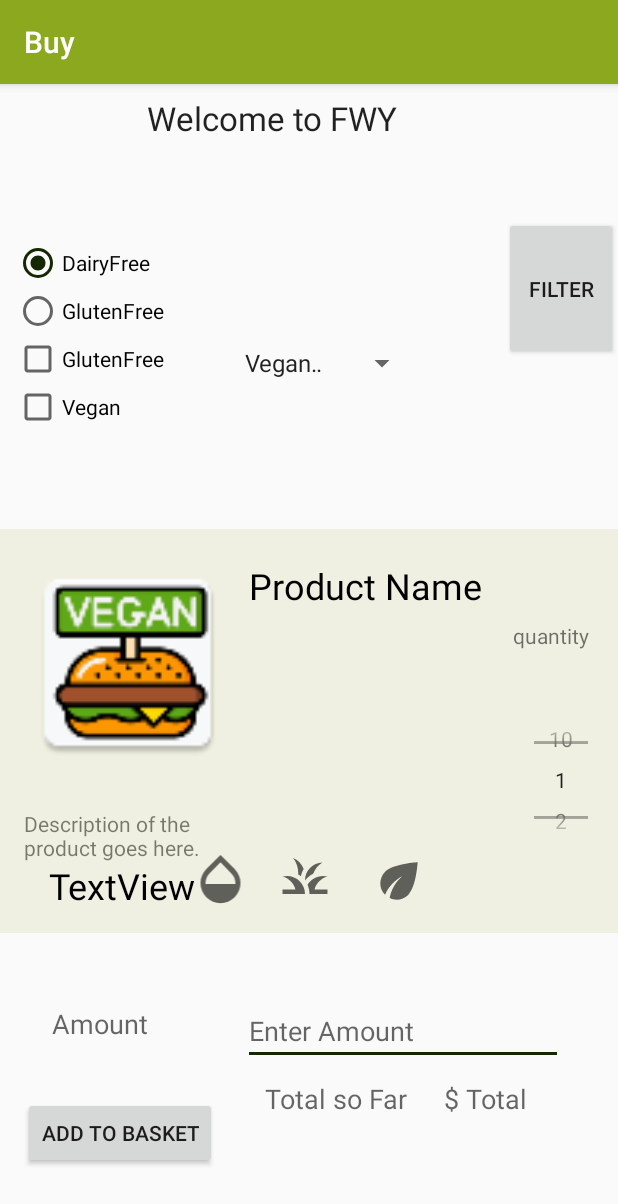
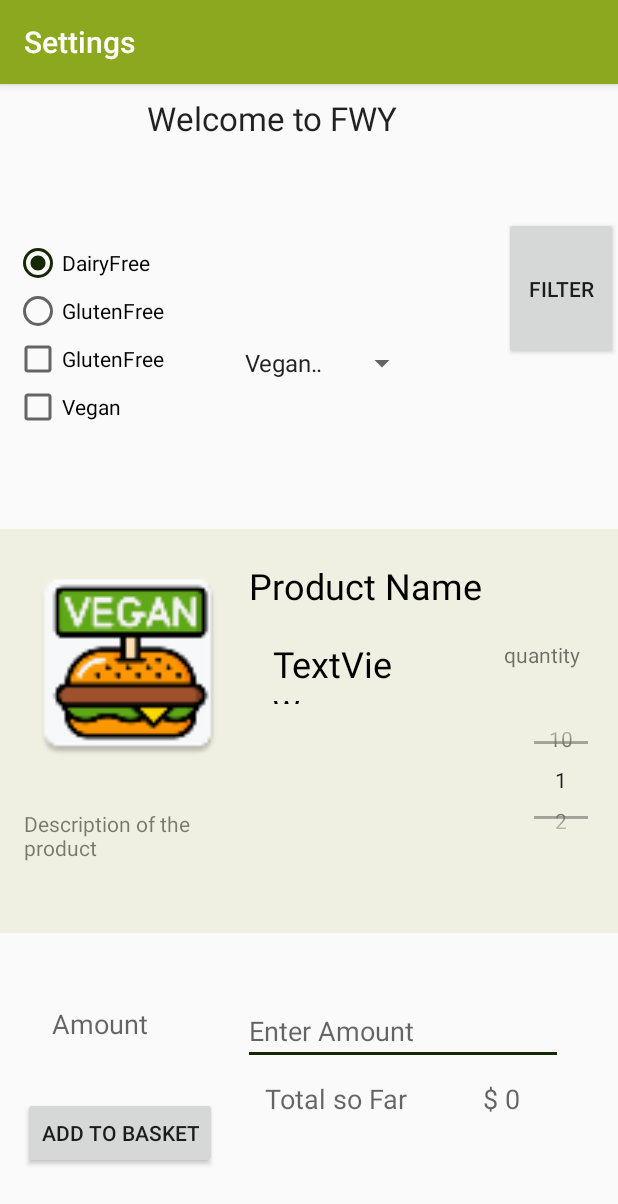
Before and after one commit to kellybertels/FoodYourWay, an Android app: the fragment FoodFragment shown on its own in the app's theme, on a phone screen of 412 x 824 dp. Shown: the top 1204 px of the screen. Run offline under Robolectric (Android 15) with nearby library versions, the phone set to English and light mode, and no system bars; our stand-ins replace Firebase (no records; nobody signed in at launch, a user with empty details on screens opened directly), Picasso; libraries missing offline, so code that uses them is left out: jp.wasabeef.picasso; pictures from the network do not load.

Commit message:
Layout tidy up2, re-arrange positions, card_product and fixing names.

```diff
--- a/app/src/main/java/ie/wit_student/fragments/BasketFragment.kt
+++ b/app/src/main/java/ie/wit_student/fragments/BasketFragment.kt
@@ -43,7 +43,7 @@ open class BasketFragment : Fragment(), AnkoLogger,
     ): View? {
         // Inflate the layout for this fragment
         root = inflater.inflate(R.layout.fragment_basket, container, false)
-        activity?.title = getString(R.string.action_report)
+        activity?.title = getString(R.string.action_basket_name)
 
         root.recyclerView.setLayoutManager(LinearLayoutManager(activity))
         setSwipeRefresh()
--- a/app/src/main/java/ie/wit_student/fragments/FoodFragment.kt
+++ b/app/src/main/java/ie/wit_student/fragments/FoodFragment.kt
@@ -239,15 +239,15 @@ val childrenKelly =snapshot.children
                 //Todo: Replace here this code for a code that will populate my listview
                 //this code is geting totaldonated that is zero and geting snapshot from children, for each children value of item, it.getValue food model
                 //output in totaldonated adding up with the amount I had
-             //   totalDonated = 0
-            //    val children = snapshot.children
-            //    children.forEach {
-            //        val product = it.getValue<FoodModel>(FoodModel::class.java)
+                totalDonated = 0
+                val children = snapshot.children
+                children.forEach {
+                   val product = it.getValue<FoodModel>(FoodModel::class.java)
                     //calculation to add up total donated with amount
-            //        totalDonated += product!!.amount
-           //     }
+                    totalDonated += product!!.amount
+                }
                 //totalSoFar is an id
-           //     totalSoFar.text = format("$ $totalDonated")
+                totalSoFar.text = ("$ $totalDonated")
                 //
 
             }
--- a/app/src/main/res/layout/fragment_list.xml
+++ b/app/src/main/res/layout/fragment_list.xml
@@ -122,7 +122,7 @@
         android:layout_marginStart="16dp"
         android:layout_marginEnd="24dp"
         android:layout_marginBottom="8dp"
-        android:text="@string/messageDesc"
+        android:text="@string/messageDescription"
         app:layout_constraintBottom_toTopOf="@+id/amount"
         app:layout_constraintHorizontal_bias="1.0"
         app:layout_constraintStart_toStartOf="parent"
@@ -134,7 +134,6 @@
         android:layout_width="match_parent"
         android:layout_height="269dp"
         android:background="#1D9E9D24"
-
         android:padding="16dp"
         app:layout_constraintBottom_toBottomOf="parent"
         app:layout_constraintEnd_toEndOf="parent"
@@ -155,13 +154,13 @@
 
         <TextView
             android:id="@+id/price"
-            android:layout_width="116dp"
-            android:layout_height="wrap_content"
-            android:layout_alignParentTop="true"
+            android:layout_width="wrap_content"
+            android:layout_height="43dp"
+            android:layout_below="@+id/productTitle"
             android:layout_alignParentEnd="true"
-            android:layout_marginStart="-133dp"
-            android:layout_marginTop="205dp"
-            android:layout_marginEnd="261dp"
+            android:layout_marginStart="16dp"
+            android:layout_marginTop="19dp"
+            android:layout_marginEnd="118dp"
             android:layout_toEndOf="@+id/imageIconProduct"
             android:text="TextView"
             android:textAlignment="viewStart"
@@ -189,7 +188,6 @@
             android:layout_height="37dp"
             android:layout_below="@+id/productTitle"
             android:layout_alignBottom="@+id/price"
-
             android:layout_alignParentEnd="true"
             android:layout_marginTop="162dp"
             android:layout_marginEnd="105dp"
@@ -223,14 +221,14 @@
 
         <TextView
             android:id="@+id/quantity_textView"
-            android:layout_width="69dp"
-            android:layout_height="22dp"
+            android:layout_width="wrap_content"
+            android:layout_height="24dp"
             android:layout_above="@+id/amountPicker"
             android:layout_below="@+id/productTitle"
             android:layout_alignParentStart="true"
-            android:layout_marginStart="326dp"
-            android:layout_marginTop="7dp"
-            android:layout_marginBottom="23dp"
+            android:layout_marginStart="320dp"
+            android:layout_marginTop="20dp"
+            android:layout_marginBottom="30dp"
             android:text="@string/quantity_textView" />
 
         <NumberPicker
--- a/app/src/main/res/menu/menu_home.xml
+++ b/app/src/main/res/menu/menu_home.xml
@@ -6,7 +6,7 @@
     <item
         android:id="@+id/action_report"
         android:orderInCategory="100"
-        android:title="@string/action_report"
+        android:title="@string/action_basket_name"
         app:showAsAction="never" />
 
     <item
--- a/app/src/main/res/values/strings.xml
+++ b/app/src/main/res/values/strings.xml
@@ -1,7 +1,9 @@
 <resources>
     <string name="app_name">Food Your Way</string>
-    <string name="action_donate">Buy</string>
-    <string name="action_report">Basket</string>
+    <string name="action_donate">Settings</string>
+    <string name="action_basket_name">Basket</string>
+    <string name="text_basket_edit">Slide Right to edit your order</string>
+    <string name="text_basket_delete">Slide Left to delete your order</string>
     <string name="appTitle">Welcome to FWY</string>
     <string name="appSubtitle">Please Give Generously</string>
     <string name="addButton">Add to Basket</string>
@@ -9,7 +11,8 @@
     <string name="productTitle">Product Name</string>
     <string name="vegan">Vegan</string>
     <string name="amount">Amount</string>
-    <string name="messageDesc">Description of the product goes here.</string>
+    <string name="messageDesc">User message.</string> //basket layout
+    <string name="messageDescription">Description of the product</string> //menu layout
     <string name="total">Total so Far</string>
     <string name="totalSoFar">$ Total</string>
     <string name="basketTitle">Title</string>
```
Also changed, not shown: app/src/main/res/layout/card_product.xml (+25 -8 lines), app/src/main/res/layout/fragment_basket.xml (+32 -2 lines).
